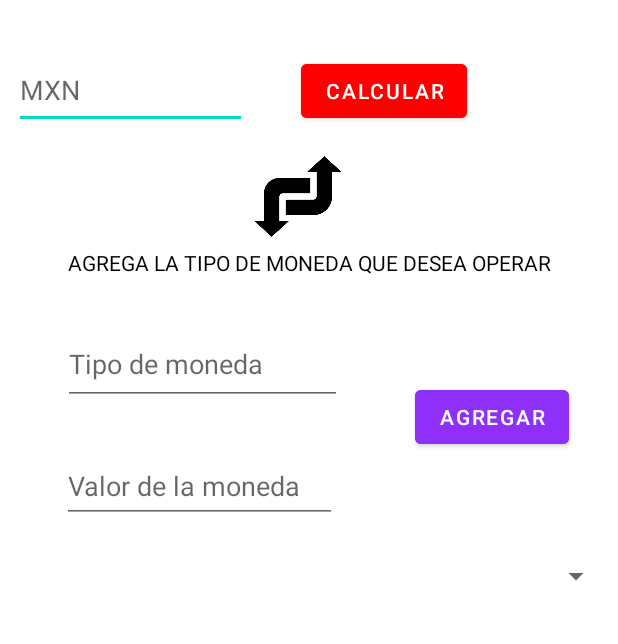
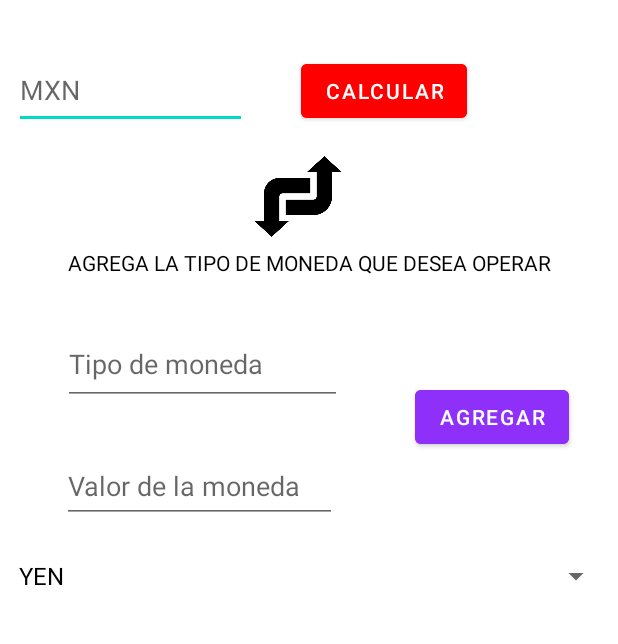
Before and after one commit to S0mePonch/CONVERSOR_MONEDA, an Android app: the screen it shows after launch (MainActivity), after a tap on "AGREGAR", on a phone screen of 412 x 824 dp, the part 237-881 px from its top. Run offline under Robolectric (Android 15) with nearby library versions, the phone set to English and light mode, and no system bars.

Commit message:
Lista Arreglada

```diff
--- a/app/src/main/java/com/example/agregar_moneda/ConversorMonedaActivity.kt
+++ b/app/src/main/java/com/example/agregar_moneda/ConversorMonedaActivity.kt
@@ -7,5 +7,7 @@ class ConversorMonedaActivity : AppCompatActivity() {
     override fun onCreate(savedInstanceState: Bundle?) {
         super.onCreate(savedInstanceState)
         setContentView(R.layout.activity_conversor_moneda)
+
+
     }
 }
--- a/app/src/main/java/com/example/agregar_moneda/MainActivity.kt
+++ b/app/src/main/java/com/example/agregar_moneda/MainActivity.kt
@@ -1,5 +1,6 @@
 package com.example.agregar_moneda
 
+import android.content.Intent
 import androidx.appcompat.app.AppCompatActivity
 import android.os.Bundle
 import android.view.View
@@ -15,30 +16,33 @@ class MainActivity : AppCompatActivity() {
         super.onCreate(savedInstanceState)
         setContentView(R.layout.activity_main)
 
-        var btnAG =  findViewById<Button>(R.id.btnAgregar)
+        // Se declaran las variabnles
+        var btnAG = findViewById<Button>(R.id.btnAgregar)
+        var btnCLC = findViewById<Button>(R.id.btnCalcular)
         var txtTipoMoneda = findViewById<EditText>(R.id.txtMoneda)
         var txtValor = findViewById<EditText>(R.id.txtValorMoneda)
+        /* En esta parte se crean las listas*/
+        var monedaAgregarTipo = mutableListOf<String>("YEN")
+        var valor = mutableListOf<Int>()
+        /*-------------------------------------------------------------------*/
+        val spinnerAgregar: Spinner = findViewById(R.id.SpnMonedas)
+        val arrayAgregar: ArrayAdapter<*>
 
-        var monedaAgregarTipo = mutableListOf<String>()
-        var valor = mutableListOf<Int>()
-        val spinnerAgregar : Spinner = findViewById(R.id.SpnMonedas)
-        val arrayAgregar : ArrayAdapter<*>
-
-
-        btnAG.setOnClickListener{
-            if (txtTipoMoneda.text.isEmpty() || txtValor.text.isEmpty()){
+        // Funcion para el boton de agregar y sus validaciones
+        btnAG.setOnClickListener {
+            if (txtTipoMoneda.text.isEmpty() || txtValor.text.isEmpty()) {
                 Toast.makeText(this, "Llena todos los campos", Toast.LENGTH_SHORT).show()
-            }else{
+            } else {
                 // Se agregan los datos al spinner
                 monedaAgregarTipo.add(txtTipoMoneda.text.toString())
                 valor.add(txtValor.text.toString().toInt())
 
                 Toast.makeText(this, "Registro Exitoso", Toast.LENGTH_SHORT).show()
             }
-    }
+        }
 
-        // Muetsra la lista
-        arrayAgregar = ArrayAdapter(this, android.R.layout.simple_list_item_1,monedaAgregarTipo)
+        // Muetsra la lista para el spinner
+        arrayAgregar = ArrayAdapter(this, android.R.layout.simple_spinner_dropdown_item, monedaAgregarTipo)
         spinnerAgregar.adapter = arrayAgregar
 
 
```
